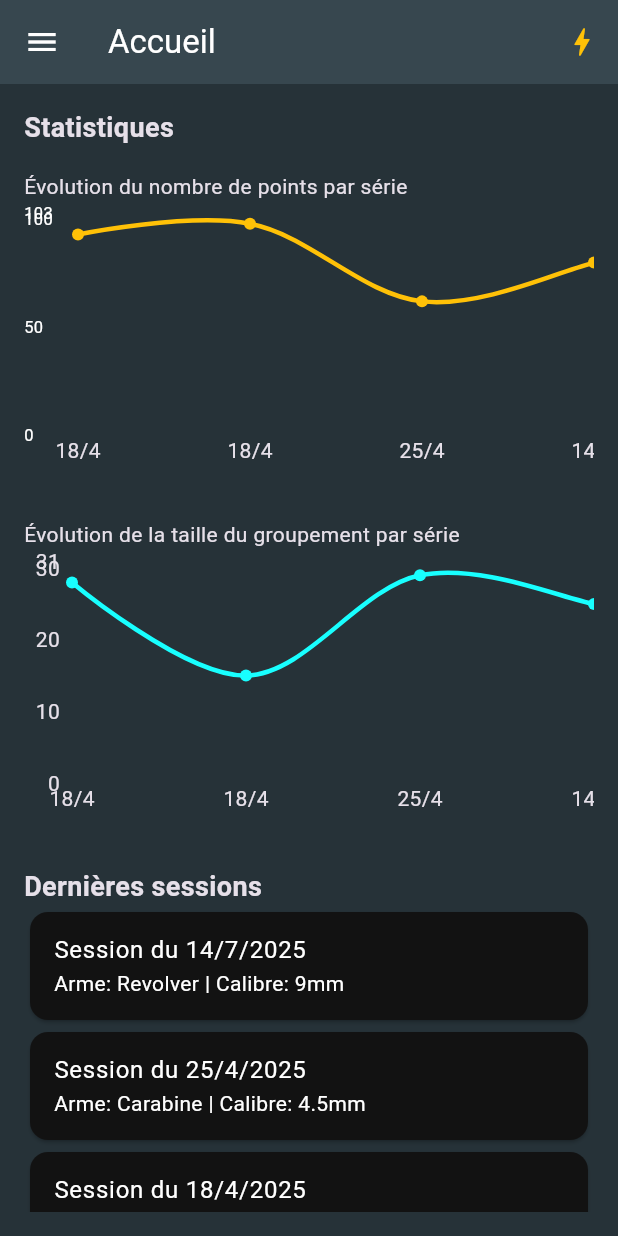
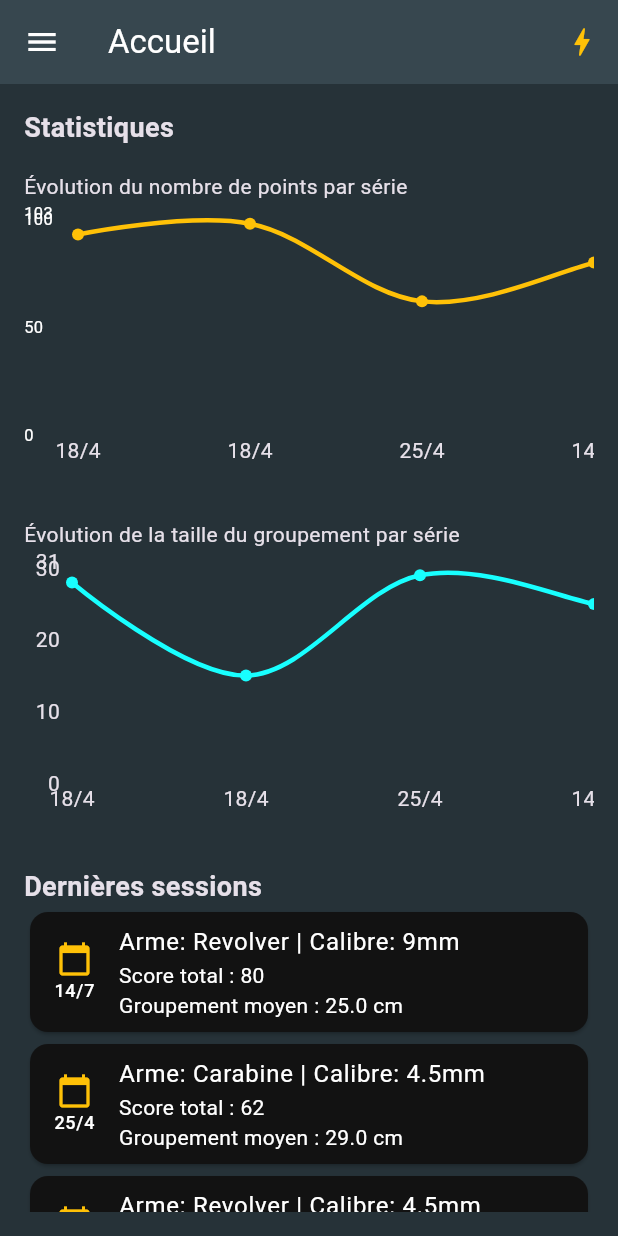
Before and after one commit to clementseguy/FFTir-MyCoach, a Flutter app: the screen it shows after launch, after a tap on the "bolt" icon, on a phone screen of 412 x 824 dp. Run offline on Flutter 3.47's test engine with Material 3 defaults, Android fonts, the phone set to English and light mode, and no system bars; drawn by our look-alikes of fl_chart; our stand-ins replace hive, hive_flutter, sqflite; accounts and stored records are empty.

Commit message:
UI: harmonisation des cartes sessions (score, groupement, date graphique) accueil + historique, factorisation widget

```diff
--- a/lib/screens/home_screen.dart
+++ b/lib/screens/home_screen.dart
@@ -1,3 +1,4 @@
+import '../widgets/session_card.dart';
 import 'package:flutter/material.dart';
 import '../local_db_hive.dart';
 import 'package:fl_chart/fl_chart.dart';
@@ -292,11 +293,18 @@ class _HomeScreenState extends State<HomeScreen> with WidgetsBindingObserver {
                     itemCount: last3.length,
                     itemBuilder: (context, index) {
                       final session = last3[index]['session'];
+                      final series = last3[index]['series'] as List<dynamic>? ?? [];
                       final date = DateTime.tryParse(session['date'] ?? '') ?? DateTime.now();
-                      return Card(
-                        child: ListTile(
-                          title: Text('Session du ${date.day}/${date.month}/${date.year}'),
-                          subtitle: Text('Arme: ${session['weapon']} | Calibre: ${session['caliber']}'),
+                      // Calcul score total et groupement moyen
+                      int totalPoints = 0;
+                      double avgGroup = 0;
+                      if (series.isNotEmpty) {
+                        totalPoints = series.fold(0, (sum, s) => sum + ((s['points'] ?? 0) as int));
+                        avgGroup = series.map((s) => (s['group_size'] ?? 0.0) as num).fold(0.0, (a, b) => a + b) / series.length;
+                      }
+                      return SessionCard(
+                        session: session,
+                        series: series,
                         onTap: () {
                           Navigator.push(
                             context,
@@ -305,7 +313,6 @@ class _HomeScreenState extends State<HomeScreen> with WidgetsBindingObserver {
                             ),
                           );
                         },
-                        ),
                       );
                     },
                   );
--- /dev/null
+++ b/lib/widgets/session_card.dart
@@ -0,0 +1,39 @@
+import 'package:flutter/material.dart';
+
+class SessionCard extends StatelessWidget {
+  final Map<String, dynamic> session;
+  final List<dynamic> series;
+  final VoidCallback? onTap;
+  const SessionCard({required this.session, required this.series, this.onTap, super.key});
+
+  @override
+  Widget build(BuildContext context) {
+    final date = DateTime.tryParse(session['date'] ?? '') ?? DateTime.now();
+    int totalPoints = 0;
+    double avgGroup = 0;
+    if (series.isNotEmpty) {
+      totalPoints = series.fold(0, (sum, s) => sum + ((s['points'] ?? 0) as int));
+      avgGroup = series.map((s) => (s['group_size'] ?? 0.0) as num).fold(0.0, (a, b) => a + b) / series.length;
+    }
+    return Card(
+      child: ListTile(
+        leading: Column(
+          mainAxisAlignment: MainAxisAlignment.center,
+          children: [
+            Icon(Icons.calendar_today, color: Colors.amber),
+            Text('${date.day}/${date.month}', style: TextStyle(fontSize: 12)),
+          ],
+        ),
+        title: Text('Arme: ${session['weapon']} | Calibre: ${session['caliber']}'),
+        subtitle: Column(
+          crossAxisAlignment: CrossAxisAlignment.start,
+          children: [
+            Text('Score total : $totalPoints'),
+            Text('Groupement moyen : ${avgGroup.toStringAsFixed(1)} cm'),
+          ],
+        ),
+        onTap: onTap,
+      ),
+    );
+  }
+}
```
Also changed, not shown: lib/screens/sessions_history_screen.dart (+24 -22 lines). Lines whose indentation alone changed are shown as unchanged.
